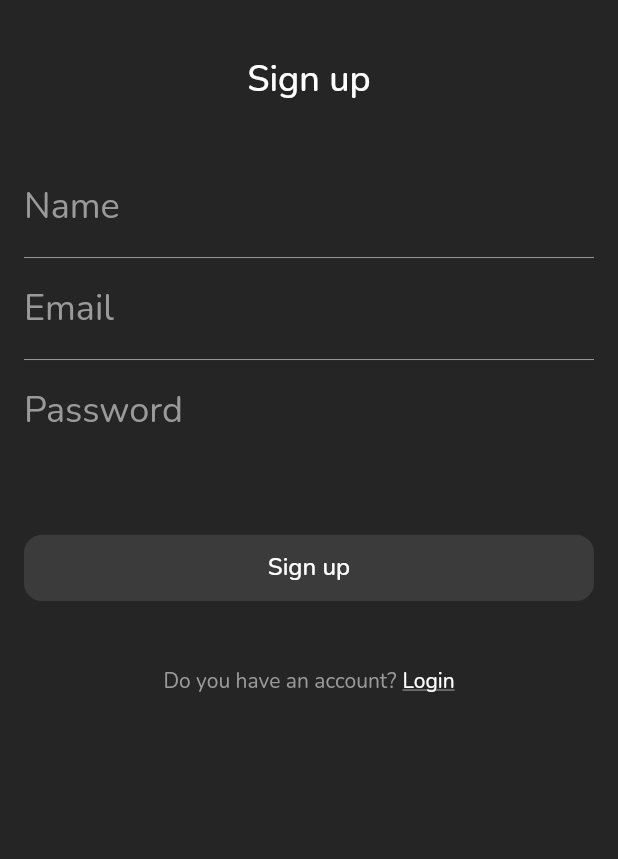
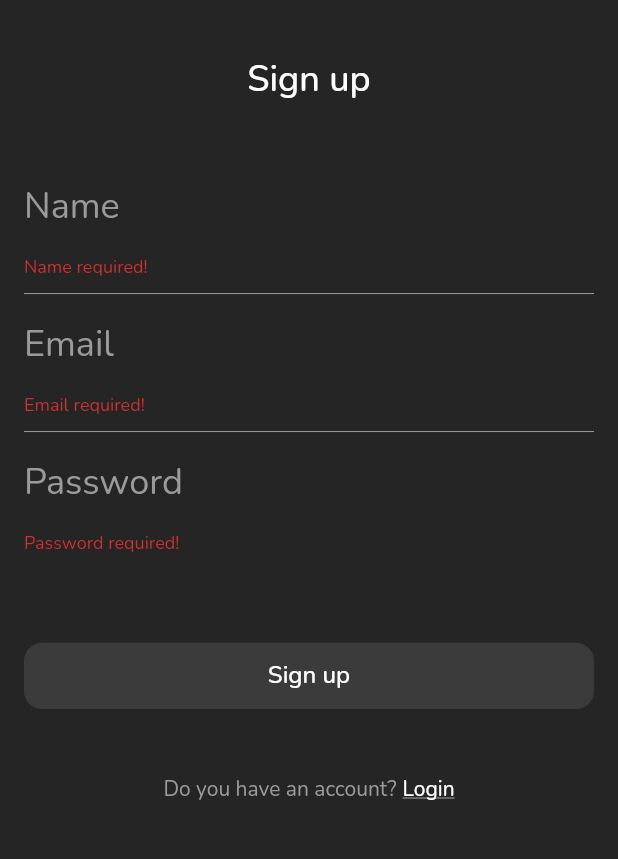
Before and after one commit to AhmedAbogameel-CCIC-2023/notes_app, a Flutter app: the SignUpView screen opened directly, after a tap on "Sign up", on a phone screen of 412 x 824 dp, the part 235-1094 px from its top. Run offline on Flutter 3.47's test engine with Material 2 defaults, Android fonts, the phone set to English and light mode, and no system bars; our stand-ins replace flutter_screenutil, font_awesome_flutter, shared_preferences; accounts and stored records are empty.

Commit message:
sign up validation

```diff
--- /dev/null
+++ b/lib/core/validator_utils/validator_utils.dart
@@ -0,0 +1,30 @@
+class ValidatorUtils {
+
+  static String? email(String? v) {
+    if (v == null || v.trim().isEmpty) {
+      return "Email required!";
+    } else if (!RegExp(r"^[a-zA-Z0-9.a-zA-Z0-9.!#$%&'*+-/=?^_`{|}~]+@[a-zA-Z0-9]+\.[a-zA-Z]+").hasMatch(v)) {
+      return "Invalid email!";
+    }
+    return null;
+  }
+
+  static String? name(String? v) {
+    if (v == null || v.trim().isEmpty) {
+      return "Name required!";
+    } else if (!RegExp(r"^[\p{L} ,.'-]*$", caseSensitive: false, unicode: true, dotAll: true).hasMatch(v)) {
+      return "Invalid name!";
+    }
+    return null;
+  }
+
+  static String? password(String? v) {
+    if (v == null || v.trim().isEmpty) {
+      return "Password required!";
+    } else if (!RegExp(r'^(?=.*?[0-9]).{8,}$').hasMatch(v)) {
+      return "Invalid password!";
+    }
+    return null;
+  }
+
+}
--- /dev/null
+++ b/lib/features/sign_up/controller.dart
@@ -0,0 +1,20 @@
+import 'package:flutter/material.dart';
+
+class SignUpController {
+
+  final formKey = GlobalKey<FormState>();
+  String? name, email, password;
+
+  Future<void> signUp() async {
+    formKey.currentState!.save();
+    if (!formKey.currentState!.validate()) {
+      return;
+    }
+    print({
+      "name": name,
+      "email": email,
+      "password": password,
+    });
+  }
+
+}
--- a/lib/features/sign_up/view.dart
+++ b/lib/features/sign_up/view.dart
@@ -2,13 +2,22 @@ import 'package:flutter/material.dart';
 import 'package:note_app/core/app_colors/app_colors.dart';
 import 'package:note_app/core/dimensions/dimensions.dart';
 import 'package:note_app/core/route_utils/route_utils.dart';
+import 'package:note_app/core/validator_utils/validator_utils.dart';
+import 'package:note_app/features/sign_up/controller.dart';
 import 'package:note_app/widgets/app_app_bar.dart';
 import 'package:note_app/widgets/app_button.dart';
 import 'package:note_app/widgets/app_text.dart';
 import 'package:note_app/widgets/app_text_field.dart';
 
-class SignUpView extends StatelessWidget {
+class SignUpView extends StatefulWidget {
   const SignUpView({super.key});
+
+  @override
+  State<SignUpView> createState() => _SignUpViewState();
+}
+
+class _SignUpViewState extends State<SignUpView> {
+  SignUpController controller = SignUpController();
 
   @override
   Widget build(BuildContext context) {
@@ -16,7 +25,9 @@ class SignUpView extends StatelessWidget {
       appBar: AppAppBar(
         enableBackButton: true,
       ),
-      body: ListView(
+      body: Form(
+        key: controller.formKey,
+        child: ListView(
           padding: EdgeInsets.all(16),
           children: [
             SizedBox(height: 32.height),
@@ -36,19 +47,25 @@ class SignUpView extends StatelessWidget {
             SizedBox(height: 48.height),
             AppTextField(
               hint: 'Name',
+              onSaved: (v) => controller.name = v,
+              validator: ValidatorUtils.name,
             ),
             Divider(height: 20, color: AppColors.gray),
             AppTextField(
               hint: 'Email',
+              onSaved: (v) => controller.email = v,
+              validator: ValidatorUtils.email,
             ),
             Divider(height: 20, color: AppColors.gray),
             AppTextField(
               hint: 'Password',
+              onSaved: (v) => controller.password = v,
+              validator: ValidatorUtils.password,
             ),
             SizedBox(height: 64.height),
             AppButton(
               title: 'Sign up',
-            onTap: () {},
+              onTap: controller.signUp,
             ),
             SizedBox(height: 48.height),
             Row(
@@ -68,6 +85,7 @@ class SignUpView extends StatelessWidget {
             ),
           ],
         ),
+      ),
     );
   }
 }
--- a/lib/widgets/app_text_field.dart
+++ b/lib/widgets/app_text_field.dart
@@ -12,12 +12,14 @@ class AppTextField extends StatelessWidget {
     this.validator,
     this.maxLength,
     this.controller,
+    this.onSaved,
   });
 
   final String hint;
   final double cursorHeight;
   final double hintFontSize;
   final void Function(String)? onChanged;
+  final void Function(String?)? onSaved;
   final String? Function(String?)? validator;
   final int? maxLength;
   final TextEditingController? controller;
@@ -36,6 +38,7 @@ class AppTextField extends StatelessWidget {
       maxLines: null,
       textInputAction: TextInputAction.newline,
       onChanged: onChanged,
+      onSaved: onSaved,
       validator: validator,
       maxLength: maxLength,
       decoration: InputDecoration(
```
Lines whose indentation alone changed are shown as unchanged.
